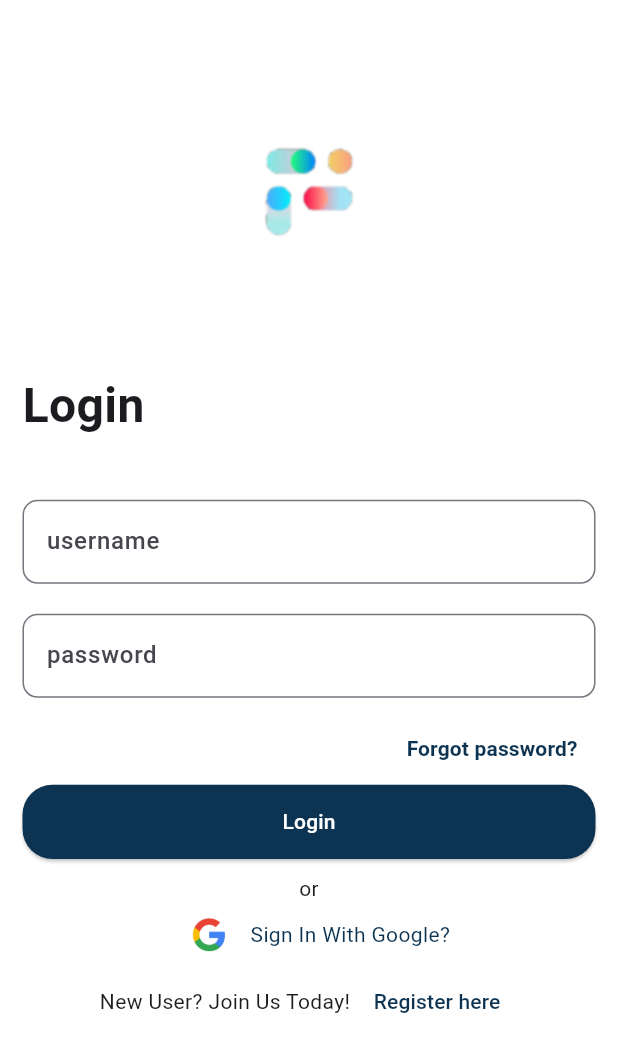
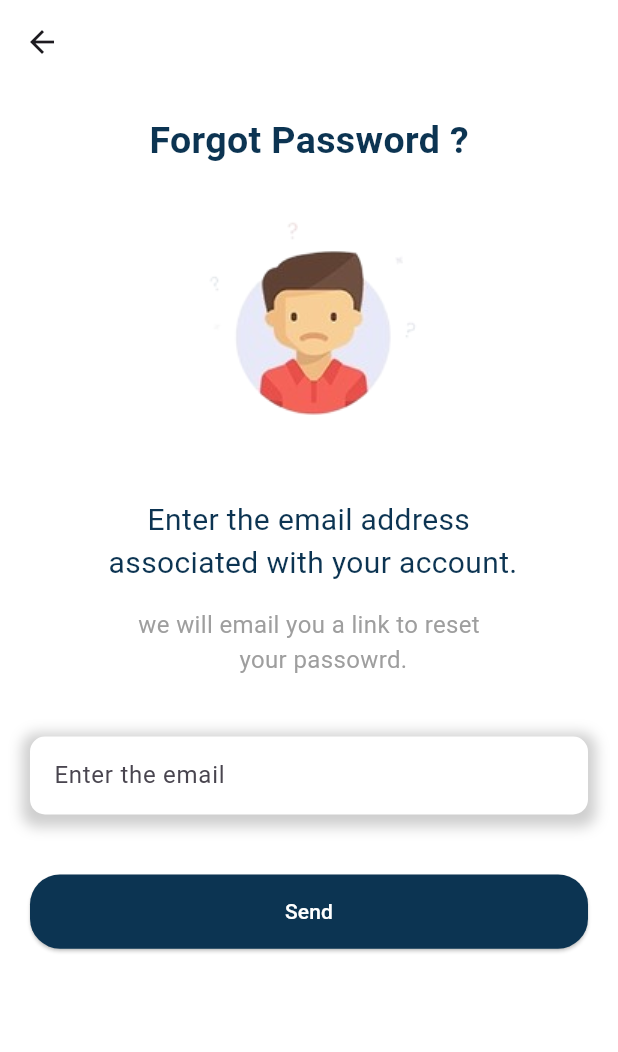
Before and after one commit to Niyaljacob/frenzy, a Flutter app: the screen it shows after launch, after a tap on "Forgot password?", on a phone screen of 412 x 824 dp. Shown: the top 1052 px of the screen. Run offline on Flutter 3.47's test engine with Material 3 defaults, Android fonts, the phone set to English and light mode, and no system bars; our stand-ins replace video_player.

Commit message:
done the forgot password first page without functionality

```diff
--- a/lib/utils/constance.dart
+++ b/lib/utils/constance.dart
@@ -5,7 +5,7 @@ import 'package:flutter/material.dart';
 const whiteColor = Colors.white;
 const primary = Color(0xFF0C3452);
 const black = Colors.black;
-
+const grey = Colors.grey;
 
 //image
 
@@ -51,3 +51,6 @@ const kheight100 = SizedBox(
 
 const loginText = Text('Login',style: TextStyle(fontSize: 32, fontWeight: FontWeight.w700));
 const forgot = Text("Forgot password?",style: TextStyle(color: primary, fontWeight: FontWeight.bold),);
+const forgotpassword = Text('Forgot Password ?',style: TextStyle(fontWeight: FontWeight.bold,fontSize: 25,color: primary),);
+const forgotpassword1 =Text('      Enter the email address\n associated with your account.',style: TextStyle(fontSize: 20,color: primary),);
+const forgotpassword2 = Text('we will email you a link to reset\n                your passowrd.',style: TextStyle(fontSize: 16,color: grey),);
--- a/lib/views/pages/common_widgets/class_widgets/textfield.dart
+++ b/lib/views/pages/common_widgets/class_widgets/textfield.dart
@@ -53,3 +53,124 @@ class CustomTextField extends StatelessWidget {
         ));
   }
 }
+
+
+class PasswordTextFieldState extends StatefulWidget {
+  const PasswordTextFieldState({
+    super.key,
+    required this.hintText,
+    this.icon,
+    this.controller,
+    this.margin,
+    this.keyboardType,
+    // this.obscureText = false,
+    this.validator,
+  });
+
+  final TextEditingController? controller;
+  final String hintText;
+  final IconData? icon;
+  final EdgeInsets? margin;
+  final TextInputType? keyboardType;
+  // final bool obscureText;
+  final FormFieldValidator<String>? validator;
+
+  @override
+  State<PasswordTextFieldState> createState() => _PasswordTextFieldState();
+}
+
+bool isObsecure = true;
+
+class _PasswordTextFieldState extends State<PasswordTextFieldState> {
+  @override
+  Widget build(BuildContext context) {
+    return Padding(
+      padding: widget.margin ?? const EdgeInsets.all(0),
+      child: StatefulBuilder(
+        builder: (context, setState) {
+          // bool isObscure = isObsecure;
+          return TextFormField(
+            controller: widget.controller,
+            keyboardType: widget.keyboardType,
+            obscureText: isObsecure,
+            validator: widget.validator,
+            decoration: InputDecoration(
+              labelText: widget.hintText,
+              labelStyle: const TextStyle(fontWeight: FontWeight.w500),
+              prefixIcon: widget.icon != null ? Icon(widget.icon) : null,
+              suffixIcon: IconButton(
+                icon: Icon(
+                  isObsecure ? Icons.visibility_off : Icons.visibility,
+                  color: Colors.grey,
+                ),
+                onPressed: () {
+                  setState(() {
+                    isObsecure = !isObsecure;
+                  });
+                },
+              ),
+              border: OutlineInputBorder(
+                borderSide:
+                    const BorderSide(color: whiteColor, width: 2.0),
+                borderRadius: radius10,
+              ),
+              focusedBorder: OutlineInputBorder(
+                borderSide: const BorderSide(color: primary, width: 2.0),
+                borderRadius: radius10,
+              ),
+              errorBorder: OutlineInputBorder(
+                borderSide: const BorderSide(color: Colors.red, width: 2.0),
+                borderRadius: radius10,
+              ),
+              focusedErrorBorder: OutlineInputBorder(
+                borderSide:
+                    const BorderSide(color: Colors.redAccent, width: 2.0),
+                borderRadius: radius10,
+              ),
+            ),
+          );
+        },
+      ),
+    );
+  }
+}
+
+class ForgotCustomTextField extends StatelessWidget {
+  final String hintText;
+  final TextEditingController controller;
+  final String? Function(String?) validator;
+
+  const ForgotCustomTextField({
+    Key? key,
+    required this.hintText,
+    required this.controller,
+    required this.validator,
+  }) : super(key: key);
+
+  @override
+  Widget build(BuildContext context) {
+    return Container(
+      decoration: BoxDecoration(
+        color: whiteColor,
+        boxShadow: [
+          BoxShadow(
+            color: grey.withOpacity(0.5),
+            spreadRadius: 5,
+            blurRadius: 7,
+            offset: Offset(0, 3), // changes position of shadow
+          ),
+        ],
+        borderRadius: BorderRadius.circular(10),
+      ),
+      child: TextFormField(
+        controller: controller,
+        validator: validator,
+        decoration: InputDecoration(
+          hintText: hintText,
+          border: InputBorder.none,
+          contentPadding: EdgeInsets.symmetric(horizontal: 16, vertical: 14),
+        ),
+      ),
+    );
+  }
+}
--- /dev/null
+++ b/lib/views/pages/signin_page/forgotpassword/forgot_password_screen.dart
@@ -0,0 +1,62 @@
+import 'package:flutter/material.dart';
+import 'package:frenzy/utils/constance.dart';
+import 'package:frenzy/utils/validation.dart';
+import 'package:frenzy/views/pages/common_widgets/class_widgets/textfield.dart';
+import 'package:frenzy/views/pages/common_widgets/function_widgets/custom_button.dart';
+import 'package:frenzy/views/pages/signin_page/forgotpassword/otp_forgotpassword/otp_forgotpassword_screen.dart';
+
+class ForgotPasswordScreen extends StatelessWidget {
+   ForgotPasswordScreen({super.key});
+
+    final TextEditingController _emailController = TextEditingController();
+    final _formKey =GlobalKey<FormState>();
+
+
+  @override
+  Widget build(BuildContext context) {
+    return Scaffold(
+      appBar: AppBar(
+
+        elevation: 0,
+      ),
+      body:  SingleChildScrollView(
+        child: Padding(
+          padding: const EdgeInsets.all(20.0),
+            child: Column(
+              mainAxisAlignment: MainAxisAlignment.center,
+              crossAxisAlignment: CrossAxisAlignment.center,
+              children: [
+              const Center(child: forgotpassword),
+
+               const Image(image: AssetImage('assets/otp_sad.png'),height: 200,),
+               kheight20,
+               forgotpassword1,
+               kheight15,
+               forgotpassword2,
+               kheight40,
+               Form(
+                key: _formKey,
+                child: ForgotCustomTextField(
+                  hintText: 'Enter the email',
+                  controller: _emailController,
+                  validator: validateEmail)),
+                  kheight40,
+                  CustomButton(
+                    media: MediaQuery.of(context).size,
+                    buttonText: 'Send',
+                    onPressed: (){
+                       Navigator.push(
+                context,
+                MaterialPageRoute(
+                    builder: (context) => OtpForgotpasswordScreen(
+
+                        )));
+                    },
+                    color: primary)
+            ],),
+
+        ),
+      ),
+    );
+  }
+}
--- /dev/null
+++ b/lib/views/pages/signin_page/forgotpassword/otp_forgotpassword/otp_forgotpassword_screen.dart
@@ -0,0 +1,15 @@
+import 'package:flutter/material.dart';
+
+class OtpForgotpasswordScreen extends StatelessWidget {
+  const OtpForgotpasswordScreen({super.key});
+
+  @override
+  Widget build(BuildContext context) {
+    return Scaffold(
+      appBar: AppBar(
+
+        elevation: 0,
+      ),
+    );
+  }
+}
--- a/lib/views/pages/signin_page/signin.dart
+++ b/lib/views/pages/signin_page/signin.dart
@@ -4,6 +4,7 @@ import 'package:frenzy/utils/validation.dart';
 import 'package:frenzy/views/pages/common_widgets/class_widgets/textfield.dart';
 import 'package:frenzy/views/pages/common_widgets/function_widgets/custom_button.dart';
 import 'package:frenzy/views/pages/common_widgets/function_widgets/login_to_signup_text.dart';
+import 'package:frenzy/views/pages/signin_page/forgotpassword/forgot_password_screen.dart';
 
 class SigninPage extends StatelessWidget {
   SigninPage({super.key});
@@ -43,17 +44,23 @@ class SigninPage extends StatelessWidget {
                       controller: _userNameController,
                     ),
                     kheight20,
-                    CustomTextField(
+                    PasswordTextFieldState(
                       hintText: 'password',
-                      validator: validateUsername,
                       controller: _passwordController,
-                    ),
+                      validator: validatePassword,
+                      ),
                     kheight,
                     Row(
                       mainAxisAlignment: MainAxisAlignment.end,
                       children: [
                         TextButton(
-                          onPressed: () {},
+                          onPressed: () {
+                            Navigator.push(
+                                context,
+                                MaterialPageRoute(
+                                    builder: (context) =>
+                                        ForgotPasswordScreen()));
+                          },
                           child: forgot,
                         ),
                       ],
@@ -61,8 +68,7 @@ class SigninPage extends StatelessWidget {
                     CustomButton(
                       media: MediaQuery.of(context).size,
                       buttonText: "Login",
-                      onPressed: () {
-                      },
+                      onPressed: () {},
                       color: primary,
                     ),
                     kheight,
@@ -72,20 +78,18 @@ class SigninPage extends StatelessWidget {
                       children: [
                         SizedBox(
                           height: size.height * 0.05,
-                          child:  Image.asset(google),
-
+                          child: Image.asset(google),
                         ),
                         const Text('Sign In With Google?',
-                        style: TextStyle(color: primary))
+                            style: TextStyle(color: primary))
                       ],
                     ),
                     loginAndSignUpRow(
                       context: context,
                       preText: 'New User? Join Us Today! ',
                       buttonText: 'Register here',
-                      onPressed: ()async{},
-                      ),
-
+                      onPressed: () async {},
+                    ),
                   ],
                 ),
               ),
```
Also changed, not shown: assets/otp_happy.png (added), assets/otp_sad.png (added).
